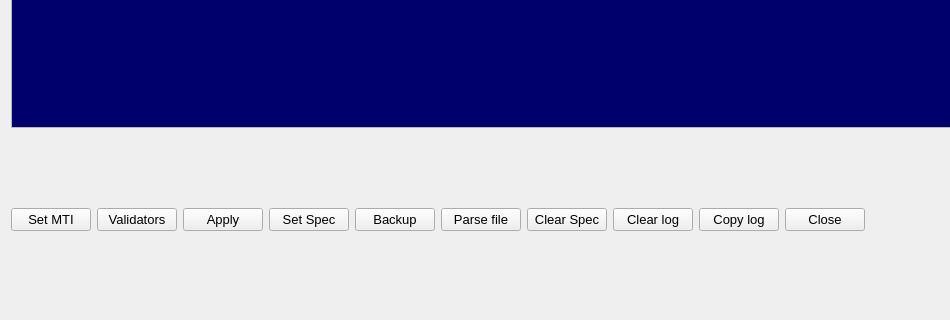
The window that common/gui/forms/spec.ui (FedorIvanov37/sv-terminal) describes before a commit, drawn with Qt 5; both pictures show x 0 to 950 and y 480 to 800 of the 1320 by 800 pixel window.
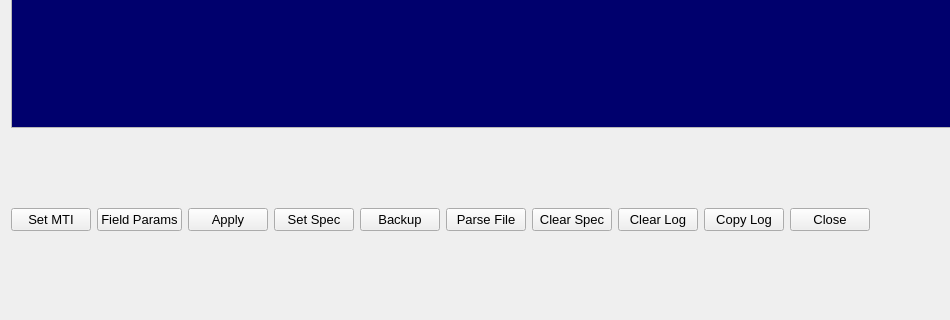
The same window after the commit.

```diff
--- a/common/gui/forms/spec.ui
+++ b/common/gui/forms/spec.ui
@@ -239,7 +239,7 @@
         <enum>Qt::NoFocus</enum>
        </property>
        <property name="text">
-        <string>Validators</string>
+        <string>Field Params</string>
        </property>
       </widget>
      </item>
@@ -299,7 +299,7 @@
         <enum>Qt::NoFocus</enum>
        </property>
        <property name="text">
-        <string>Parse file</string>
+        <string>Parse File</string>
        </property>
       </widget>
      </item>
@@ -329,7 +329,7 @@
         <enum>Qt::NoFocus</enum>
        </property>
        <property name="text">
-        <string>Clear log</string>
+        <string>Clear Log</string>
        </property>
       </widget>
      </item>
@@ -344,7 +344,7 @@
         <enum>Qt::NoFocus</enum>
        </property>
        <property name="text">
-        <string>Copy log</string>
+        <string>Copy Log</string>
        </property>
       </widget>
      </item>
```
